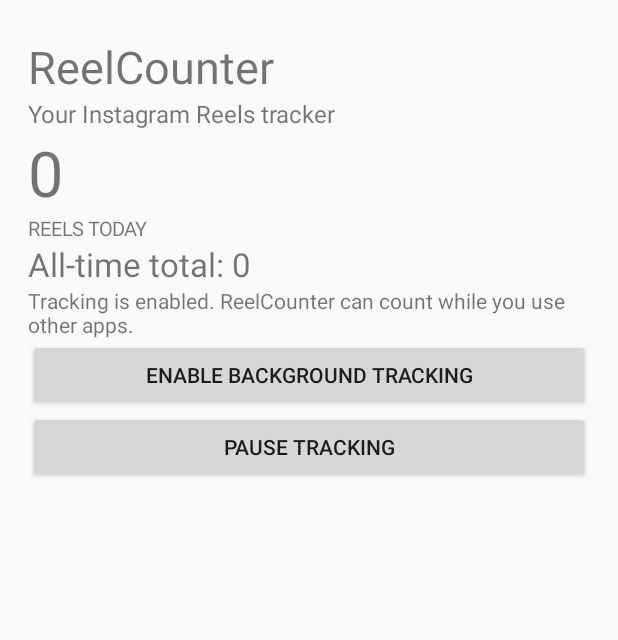
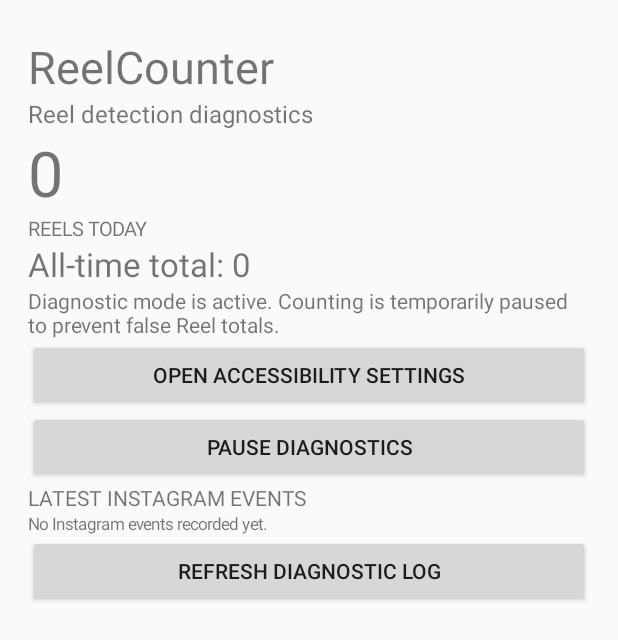
Before and after one commit to 23f2001612/ReelCounter, an Android app: the screen it shows after launch (MainActivity), on a phone screen of 412 x 824 dp. Shown: the top 640 px of the screen. Run offline under Robolectric (Android 15) with nearby library versions, the phone set to English and light mode, and no system bars.

Commit message:
Add diagnostic log viewer and pause unverified counting

```diff
--- a/app/src/main/java/com/reelcounter/MainActivity.kt
+++ b/app/src/main/java/com/reelcounter/MainActivity.kt
@@ -13,6 +13,7 @@ class MainActivity : Activity() {
     private lateinit var todayValue: TextView
     private lateinit var totalValue: TextView
     private lateinit var statusValue: TextView
+    private lateinit var diagnosticValue: TextView
 
     override fun onCreate(savedInstanceState: Bundle?) {
         super.onCreate(savedInstanceState)
@@ -30,47 +31,41 @@ class MainActivity : Activity() {
             gravity = Gravity.TOP
             setPadding(28, 36, 28, 28)
         }
-
-        val title = TextView(this).apply {
-            text = "ReelCounter"
-            textSize = 30f
-        }
-        val subtitle = TextView(this).apply {
-            text = "Your Instagram Reels tracker"
-            textSize = 16f
-        }
+        root.addView(TextView(this).apply { text = "ReelCounter"; textSize = 30f })
+        root.addView(TextView(this).apply { text = "Reel detection diagnostics"; textSize = 16f })
         todayValue = TextView(this).apply { textSize = 42f }
-        val todayLabel = TextView(this).apply {
-            text = "REELS TODAY"
-            textSize = 13f
-        }
+        root.addView(todayValue)
+        root.addView(TextView(this).apply { text = "REELS TODAY"; textSize = 13f })
         totalValue = TextView(this).apply { textSize = 22f }
+        root.addView(totalValue)
         statusValue = TextView(this).apply { textSize = 14f }
-
-        val enableButton = Button(this).apply {
-            text = "Enable background tracking"
-            setOnClickListener {
-                startActivity(Intent(Settings.ACTION_ACCESSIBILITY_SETTINGS))
-            }
-        }
-        val trackingButton = Button(this).apply {
-            text = if (StatsStore.isTrackingEnabled(this@MainActivity)) "Pause tracking" else "Resume tracking"
+        root.addView(statusValue)
+        root.addView(Button(this).apply {
+            text = "Open Accessibility settings"
+            setOnClickListener { startActivity(Intent(Settings.ACTION_ACCESSIBILITY_SETTINGS)) }
+        })
+        root.addView(Button(this).apply {
+            text = if (StatsStore.isTrackingEnabled(this@MainActivity)) "Pause diagnostics" else "Resume diagnostics"
             setOnClickListener {
                 val enabled = !StatsStore.isTrackingEnabled(this@MainActivity)
                 StatsStore.setTrackingEnabled(this@MainActivity, enabled)
-                text = if (enabled) "Pause tracking" else "Resume tracking"
+                text = if (enabled) "Pause diagnostics" else "Resume diagnostics"
                 refreshDashboard()
             }
+        })
+        root.addView(TextView(this).apply {
+            text = "LATEST INSTAGRAM EVENTS"
+            textSize = 14f
+        })
+        diagnosticValue = TextView(this).apply {
+            textSize = 11f
+            setTextIsSelectable(true)
         }
-
-        root.addView(title)
-        root.addView(subtitle)
-        root.addView(todayValue)
-        root.addView(todayLabel)
-        root.addView(totalValue)
-        root.addView(statusValue)
-        root.addView(enableButton)
-        root.addView(trackingButton)
+        root.addView(diagnosticValue)
+        root.addView(Button(this).apply {
+            text = "Refresh diagnostic log"
+            setOnClickListener { refreshDashboard() }
+        })
         setContentView(root)
     }
 
@@ -78,9 +73,10 @@ class MainActivity : Activity() {
         todayValue.text = StatsStore.todayCount(this).toString()
         totalValue.text = "All-time total: ${StatsStore.totalCount(this)}"
         statusValue.text = if (StatsStore.isTrackingEnabled(this)) {
-            "Tracking is enabled. ReelCounter can count while you use other apps."
+            "Diagnostic mode is active. Counting is temporarily paused to prevent false Reel totals."
         } else {
-            "Tracking is paused."
+            "Diagnostics are paused."
         }
+        diagnosticValue.text = StatsStore.diagnostics(this)
     }
 }
```
